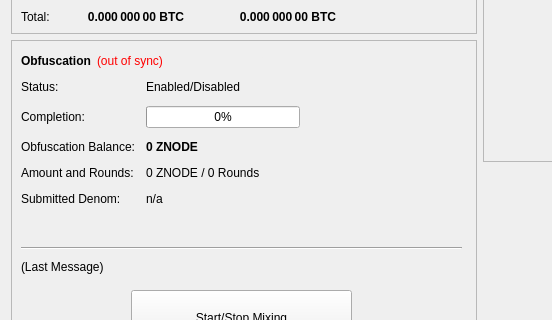
zeronode-project/zeronode, file src/qt/forms/overviewpage.ui: the form before one commit; both pictures show x 0 to 552 and y 182 to 502 of the 960 by 615 pixel window.
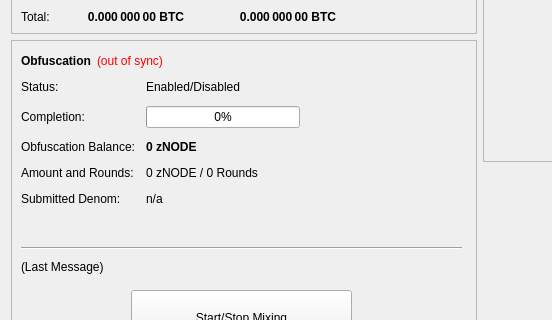
The form after the commit.

What changed in the file:
```diff
--- a/src/qt/forms/overviewpage.ui
+++ b/src/qt/forms/overviewpage.ui
@@ -474,7 +474,7 @@
               </font>
              </property>
              <property name="text">
-              <string notr="true">0 ZNODE</string>
+              <string notr="true">0 zNODE</string>
              </property>
             </widget>
            </item>
@@ -488,7 +488,7 @@
            <item row="3" column="1">
             <widget class="QLabel" name="labelAmountRounds">
              <property name="text">
-              <string>0 ZNODE / 0 Rounds</string>
+              <string>0 zNODE / 0 Rounds</string>
              </property>
             </widget>
            </item>
```
Left out of the diff: 6 changed lines with no effect on the pictures.
